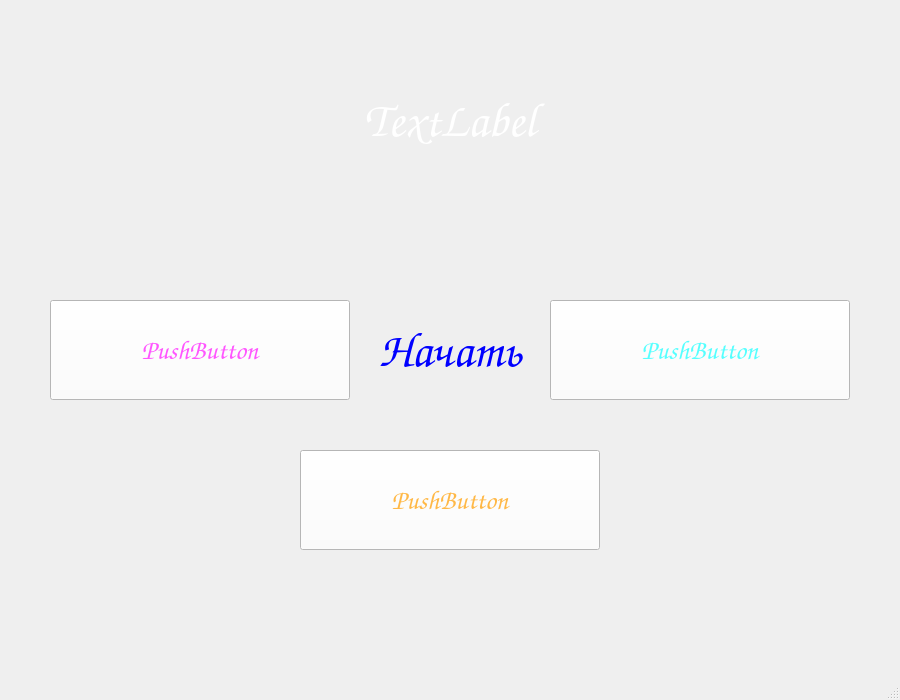
This is form.ui in krinchyga/yandexlicey2ndyearIlyaDilyanov as Qt 5 draws it before an edit. The edited form follows.
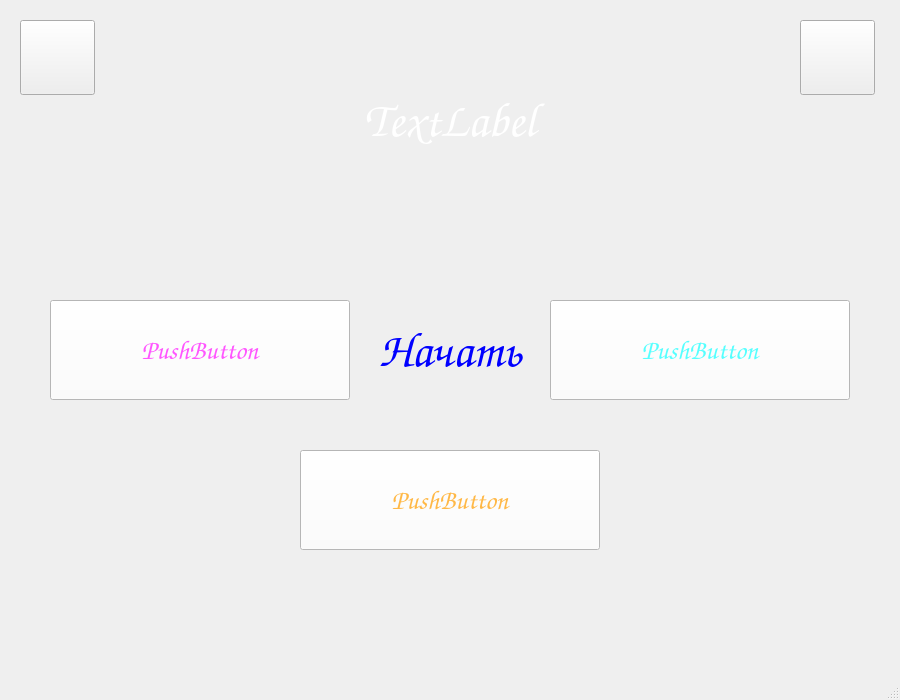
This is the edited form.

```diff
--- a/form.ui
+++ b/form.ui
@@ -185,6 +185,74 @@
      <bool>false</bool>
     </property>
    </widget>
+   <widget class="QPushButton" name="ButtonBack">
+    <property name="geometry">
+     <rect>
+      <x>800</x>
+      <y>20</y>
+      <width>75</width>
+      <height>75</height>
+     </rect>
+    </property>
+    <property name="font">
+     <font>
+      <family>Comic Sans MS</family>
+      <pointsize>20</pointsize>
+     </font>
+    </property>
+    <property name="cursor">
+     <cursorShape>PointingHandCursor</cursorShape>
+    </property>
+    <property name="styleSheet">
+     <string notr="true"/>
+    </property>
+    <property name="text">
+     <string/>
+    </property>
+    <property name="autoDefault">
+     <bool>false</bool>
+    </property>
+    <property name="default">
+     <bool>false</bool>
+    </property>
+    <property name="flat">
+     <bool>false</bool>
+    </property>
+   </widget>
+   <widget class="QPushButton" name="ButtonRate">
+    <property name="geometry">
+     <rect>
+      <x>20</x>
+      <y>20</y>
+      <width>75</width>
+      <height>75</height>
+     </rect>
+    </property>
+    <property name="font">
+     <font>
+      <family>Comic Sans MS</family>
+      <pointsize>20</pointsize>
+     </font>
+    </property>
+    <property name="cursor">
+     <cursorShape>PointingHandCursor</cursorShape>
+    </property>
+    <property name="styleSheet">
+     <string notr="true"/>
+    </property>
+    <property name="text">
+     <string/>
+    </property>
+    <property name="autoDefault">
+     <bool>false</bool>
+    </property>
+    <property name="default">
+     <bool>false</bool>
+    </property>
+    <property name="flat">
+     <bool>false</bool>
+    </property>
+   </widget>
   </widget>
   <widget class="QStatusBar" name="statusbar"/>
  </widget>
```
